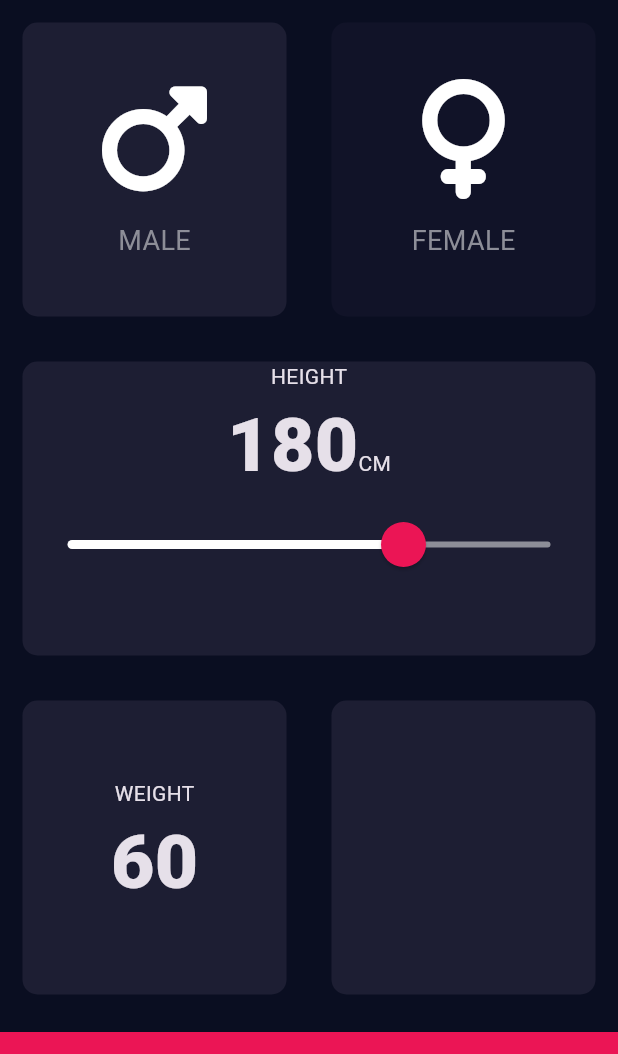
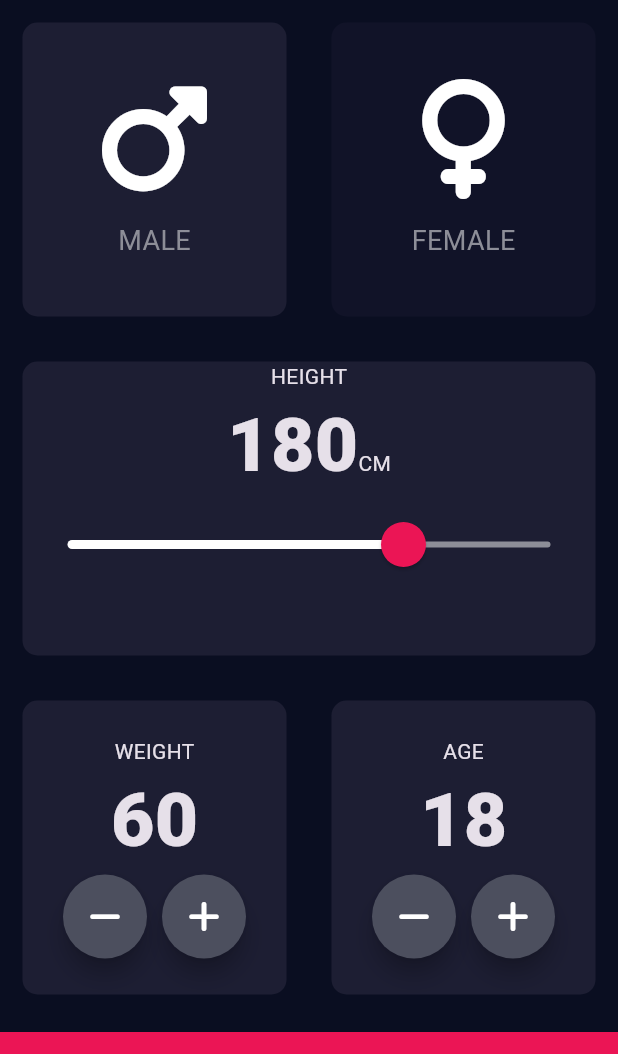
Before and after one commit to AntonioDehesa/Flutter_learning_journey, a Flutter app: the screen it shows after launch, on a phone screen of 412 x 824 dp, the part 84-1138 px from its top. Run offline on Flutter 3.47's test engine with Material 3 defaults, Android fonts, the light colour scheme and no system bars; our stand-ins replace audioplayers, font_awesome_flutter, rflutter_alert.

Commit message:
Continued the lessons and noticing changes

```diff
--- a/bmi_calculator/lib/input_page.dart
+++ b/bmi_calculator/lib/input_page.dart
@@ -16,6 +16,7 @@ class _InputPageState extends State<InputPage> {
   Gender selectedGender = Gender.male;
   int height = 180;
   int weight = 60;
+  int age = 18;
 
   @override
   Widget build(BuildContext context) {
@@ -81,14 +82,14 @@ class _InputPageState extends State<InputPage> {
                 ),
                 SliderTheme(
                     data: SliderTheme.of(context).copyWith(
-                        inactiveTrackColor: Color(0xFF8D8E98),
+                        inactiveTrackColor: const Color(0xFF8D8E98),
                         activeTrackColor: Colors.white,
-                        thumbColor: Color(0xFFEB1555),
-                        overlayColor: Color(0x29EB1555),
-                        thumbShape:
-                            RoundSliderThumbShape(enabledThumbRadius: 15.0),
+                        thumbColor: const Color(0xFFEB1555),
+                        overlayColor: const Color(0x29EB1555),
+                        thumbShape: const RoundSliderThumbShape(
+                            enabledThumbRadius: 15.0),
                         overlayShape:
-                            RoundSliderOverlayShape(overlayRadius: 30.0)),
+                            const RoundSliderOverlayShape(overlayRadius: 30.0)),
                     child: Slider(
                         value: height.toDouble(),
                         min: 20.0,
@@ -118,10 +119,85 @@ class _InputPageState extends State<InputPage> {
                             weight.toString(),
                             style: const TextStyle(
                                 fontSize: 50.0, fontWeight: FontWeight.w900),
+                          ),
+                          Row(
+                            mainAxisAlignment: MainAxisAlignment.center,
+                            children: [
+                              RoundIconButton(
+                                onPress: () {
+                                  setState(() {
+                                    weight--;
+                                  });
+                                },
+                                child: const Icon(
+                                  FontAwesomeIcons.minus,
+                                  color: Colors.white,
+                                ),
+                              ),
+                              const SizedBox(
+                                width: 10.0,
+                              ),
+                              RoundIconButton(
+                                onPress: () {
+                                  setState(() {
+                                    weight++;
+                                  });
+                                },
+                                child: const Icon(
+                                  FontAwesomeIcons.plus,
+                                  color: Colors.white,
+                                ),
+                              )
+                            ],
                           )
                         ],
                       ))),
-              Expanded(child: ReusableCard(cardChild: Column()))
+              Expanded(
+                  child: ReusableCard(
+                      color: reusableCardColor,
+                      cardChild: Column(
+                        mainAxisAlignment: MainAxisAlignment.center,
+                        children: [
+                          const Text(
+                            "AGE",
+                          ),
+                          Text(
+                            age.toString(),
+                            style: const TextStyle(
+                                fontSize: 50.0, fontWeight: FontWeight.w900),
+                          ),
+                          Row(
+                            mainAxisAlignment: MainAxisAlignment.center,
+                            children: [
+                              RoundIconButton(
+                                onPress: () {
+                                  setState(() {
+                                    age--;
+                                  });
+                                },
+                                child: const Icon(
+                                  FontAwesomeIcons.minus,
+                                  color: Colors.white,
+                                ),
+                              ),
+                              const SizedBox(
+                                width: 10.0,
+                              ),
+                              RoundIconButton(
+                                onPress: () {
+                                  setState(() {
+                                    age++;
+                                  });
+                                },
+                                child: const Icon(
+                                  FontAwesomeIcons.plus,
+                                  color: Colors.white,
+                                ),
+                              )
+                            ],
+                          )
+                        ],
+                      )))
             ],
           )),
           Container(
@@ -135,3 +211,22 @@ class _InputPageState extends State<InputPage> {
     );
   }
 }
+
+class RoundIconButton extends StatelessWidget {
+  const RoundIconButton(
+      {super.key, required this.child, required this.onPress});
+
+  final Widget child;
+  final VoidCallback onPress;
+
+  @override
+  Widget build(BuildContext context) {
+    return RawMaterialButton(
+        constraints: const BoxConstraints.tightFor(width: 56.0, height: 56.0),
+        shape: const CircleBorder(),
+        elevation: 6.0,
+        fillColor: const Color(0xFF4C4F5E),
+        onPressed: onPress,
+        child: child);
+  }
+}
```
